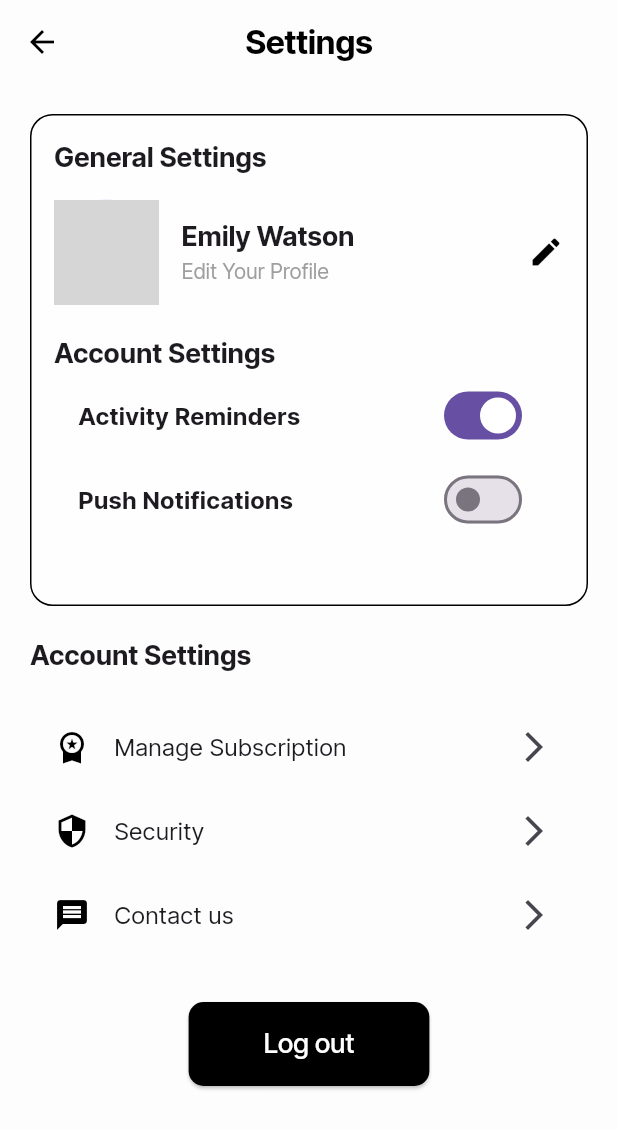
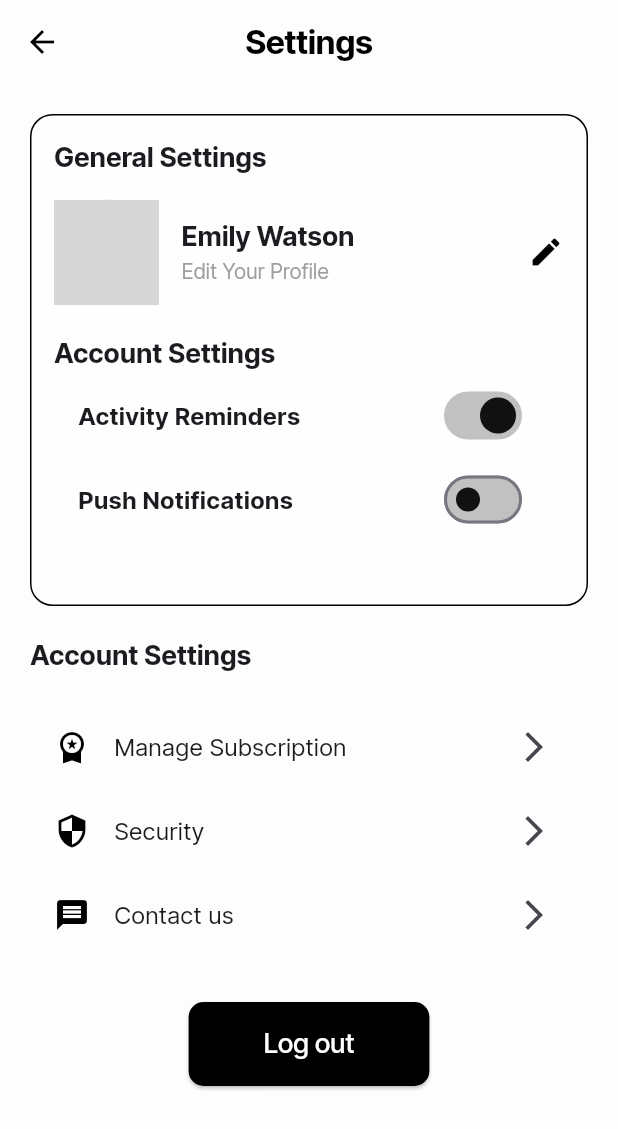
Before and after one commit to BondTime-New/Bondtime-App, a Flutter app: the screen it shows after launch, after a tap on "Activity Reminders", on a phone screen of 412 x 824 dp. Shown: the top 1129 px of the screen. Run offline on Flutter 3.47's test engine with Material 3 defaults, Android fonts, the phone set to English and light mode, and no system bars; network calls fail; grey boxes are pictures that could not be loaded.

Commit message:
Updated the button colors

```diff
--- a/lib/settings_page.dart
+++ b/lib/settings_page.dart
@@ -100,28 +100,58 @@ Container(
             fontWeight: FontWeight.bold,
           ),
         ),
+        // Account Settings Toggles
+StatefulBuilder(
+  builder: (context, setState) {
+    bool activityReminders = true;
+    bool pushNotifications = false;
+    return Column(
+      children: [
+        // Activity Reminders Toggle
         SwitchListTile(
           title: Text(
             'Activity Reminders',
             style: TextStyle(
-              fontFamily: 'InterTight', // Use Inter Tight
+              fontFamily: 'InterTight',
               fontWeight: FontWeight.bold,
             ),
           ),
-          value: true,
-          onChanged: (value) {},
+          value: activityReminders,
+          onChanged: (value) {
+            setState(() {
+              activityReminders = value;
+            });
+          },
+          activeColor: Color(0xFF111111), // Toggle button color
+          activeTrackColor: Color(0xFFC1C1C1), // Background color when ON
+          inactiveThumbColor: Color(0xFF111111), // Toggle button color
+          inactiveTrackColor: Color(0xFFC1C1C1), // Background color when OFF
         ),
+
+        // Push Notifications Toggle
         SwitchListTile(
           title: Text(
             'Push Notifications',
             style: TextStyle(
-              fontFamily: 'InterTight', // Use Inter Tight
+              fontFamily: 'InterTight',
               fontWeight: FontWeight.bold,
             ),
           ),
-          value: false,
-          onChanged: (value) {},
+          value: pushNotifications,
+          onChanged: (value) {
+            setState(() {
+              pushNotifications = value;
+            });
+          },
+          activeColor: Color(0xFF111111), // Toggle button color
+          activeTrackColor: Color(0xFFC1C1C1), // Background color when ON
+          inactiveThumbColor: Color(0xFF111111), // Toggle button color
+          inactiveTrackColor: Color(0xFFC1C1C1), // Background color when OFF
         ),
+      ],
+    );
+  },
+),
       ],
     ),
   ),
```
